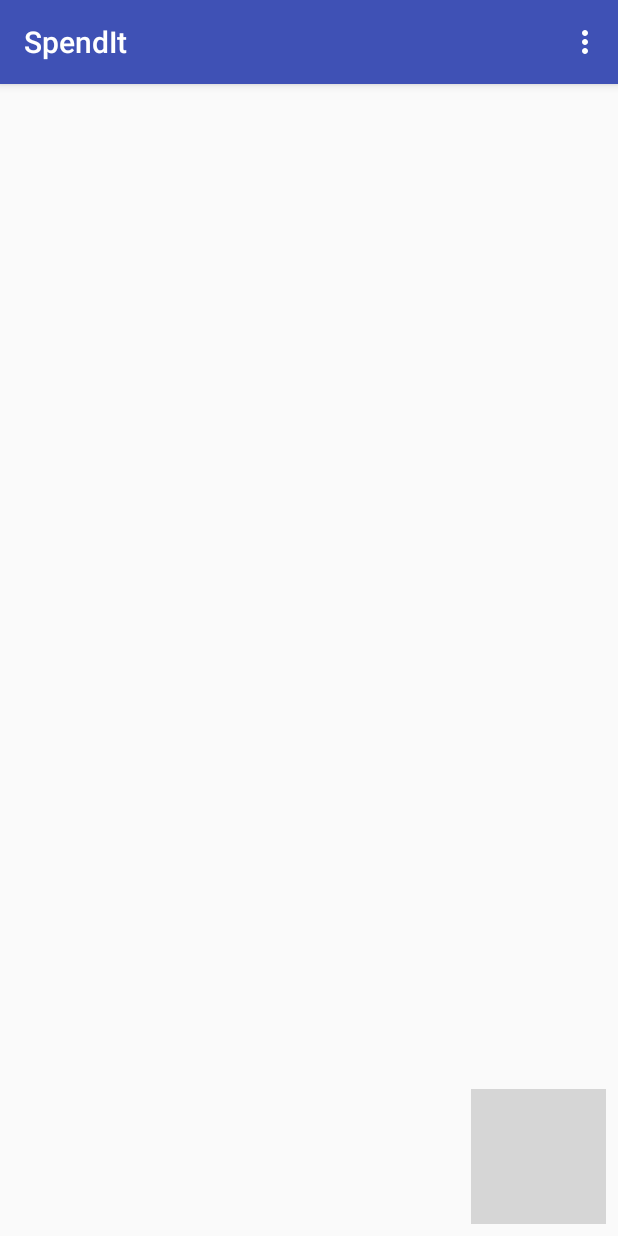
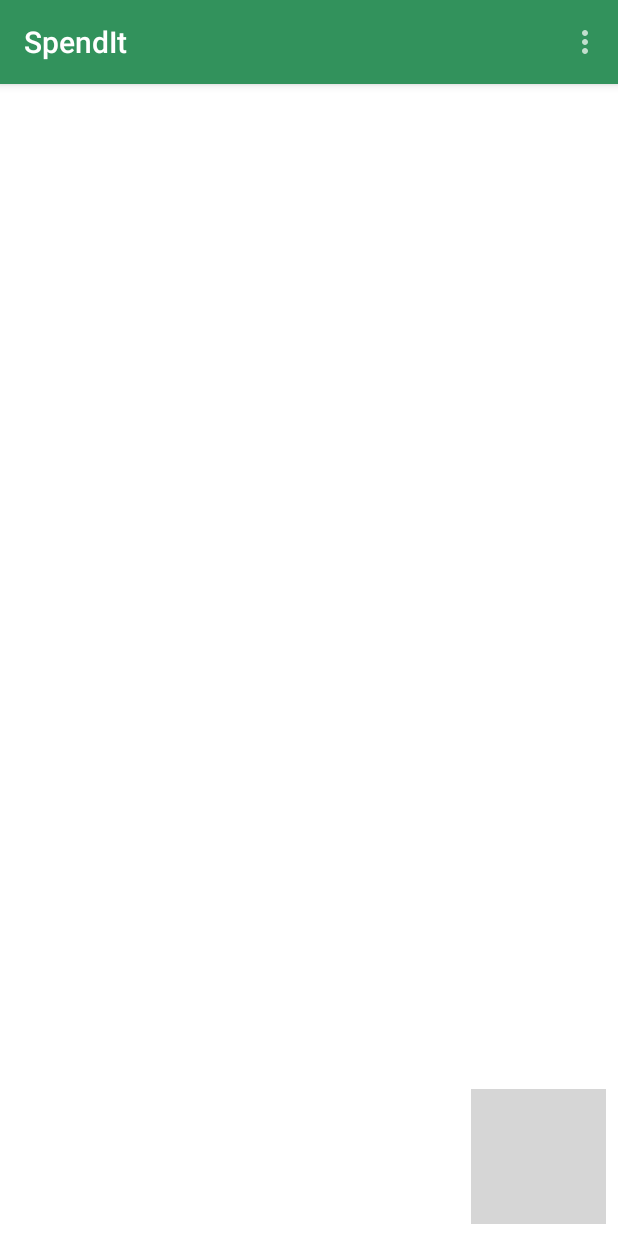
Before and after one commit to Xplatypus8/SpendIt, an Android app: the screen it shows after launch (MainActivity), on a phone screen of 412 x 824 dp. Run offline under Robolectric (Android 15) with nearby library versions, the phone set to English and light mode, and no system bars; grey boxes are pictures that could not be loaded.

Commit message:
Colored app a bit

```diff
--- a/app/src/main/AndroidManifest.xml
+++ b/app/src/main/AndroidManifest.xml
@@ -11,7 +11,7 @@
         <activity
             android:name=".MainActivity"
             android:label="@string/app_name"
-            android:theme="@style/AppTheme.NoActionBar">
+            android:theme="@style/Theme">
             <intent-filter>
                 <action android:name="android.intent.action.MAIN" />
 
--- a/app/src/main/java/cnu/spendit/MainActivity.java
+++ b/app/src/main/java/cnu/spendit/MainActivity.java
@@ -17,6 +17,7 @@ public class MainActivity extends AppCompatActivity {
         setContentView(R.layout.activity_main);
         Toolbar toolbar = (Toolbar) findViewById(R.id.toolbar);
         setSupportActionBar(toolbar);
+
 
     }
 
--- a/app/src/main/res/layout/activity_main.xml
+++ b/app/src/main/res/layout/activity_main.xml
@@ -11,14 +11,17 @@
     <android.support.design.widget.AppBarLayout
         android:layout_width="match_parent"
         android:layout_height="wrap_content"
-        android:theme="@style/AppTheme.AppBarOverlay">
+        android:theme="@android:style/Theme.Material"
+        android:background="@color/colorBar">
 
         <android.support.v7.widget.Toolbar
             android:id="@+id/toolbar"
             android:layout_width="match_parent"
             android:layout_height="?attr/actionBarSize"
             android:background="?attr/colorPrimary"
-            app:popupTheme="@style/AppTheme.PopupOverlay" />
+            android:theme="@android:style/Theme.Material"
+            android:visibility="visible"
+            app:popupTheme="@style/AppTheme" />
 
     </android.support.design.widget.AppBarLayout>
 
--- a/app/src/main/res/values/colors.xml
+++ b/app/src/main/res/values/colors.xml
@@ -1,6 +1,7 @@
 <?xml version="1.0" encoding="utf-8"?>
 <resources>
-    <color name="colorPrimary">#3F51B5</color>
-    <color name="colorPrimaryDark">#303F9F</color>
+    <color name="colorPrimary">#32925c</color>
+    <color name="colorPrimaryDark">#29764b</color>
     <color name="colorAccent">#FF4081</color>
+    <color name="colorBar">#22623e</color>
 </resources>
--- a/app/src/main/res/values/styles.xml
+++ b/app/src/main/res/values/styles.xml
@@ -8,13 +8,12 @@
         <item name="colorAccent">@color/colorAccent</item>
     </style>
 
-    <style name="AppTheme.NoActionBar">
-        <item name="windowActionBar">false</item>
-        <item name="windowNoTitle">true</item>
+    <style name="Theme" parent="Theme.AppCompat.Light.NoActionBar" >
+        <item name="android:windowBackground">@android:color/background_light</item>
+        <item name="colorPrimary">@color/colorPrimary</item>
+        <item name="colorPrimaryDark">@color/colorBar</item>
+        <item name="android:navigationBarColor">@color/colorPrimaryDark</item>
+        <item name="colorAccent">@color/colorPrimaryDark</item>
     </style>
 
-    <style name="AppTheme.AppBarOverlay" parent="ThemeOverlay.AppCompat.Dark.ActionBar" />
-
-    <style name="AppTheme.PopupOverlay" parent="ThemeOverlay.AppCompat.Light" />
-
 </resources>
```
